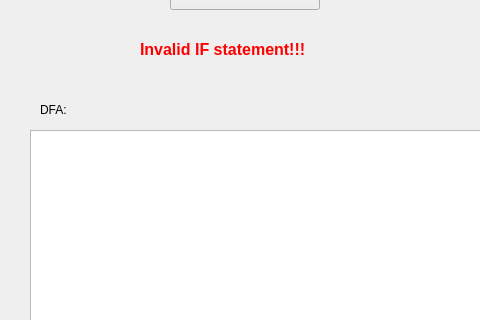
The window that GUI.ui (youssefg7/CSE439Team3Spring22) describes before a commit, drawn with Qt 5; both pictures show x 0 to 480 and y 289 to 609 of the 1080 by 860 pixel window.
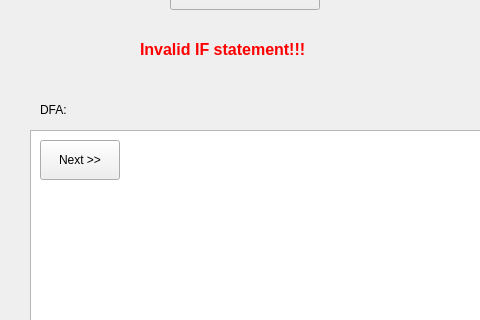
The same window after the commit.

```diff
--- a/GUI.ui
+++ b/GUI.ui
@@ -142,6 +142,19 @@
      </rect>
     </property>
    </widget>
+   <widget class="QToolButton" name="toolButton">
+    <property name="geometry">
+     <rect>
+      <x>40</x>
+      <y>410</y>
+      <width>80</width>
+      <height>40</height>
+     </rect>
+    </property>
+    <property name="text">
+     <string>Next &gt;&gt;</string>
+    </property>
+   </widget>
   </widget>
   <widget class="QMenuBar" name="menubar">
    <property name="geometry">
```
